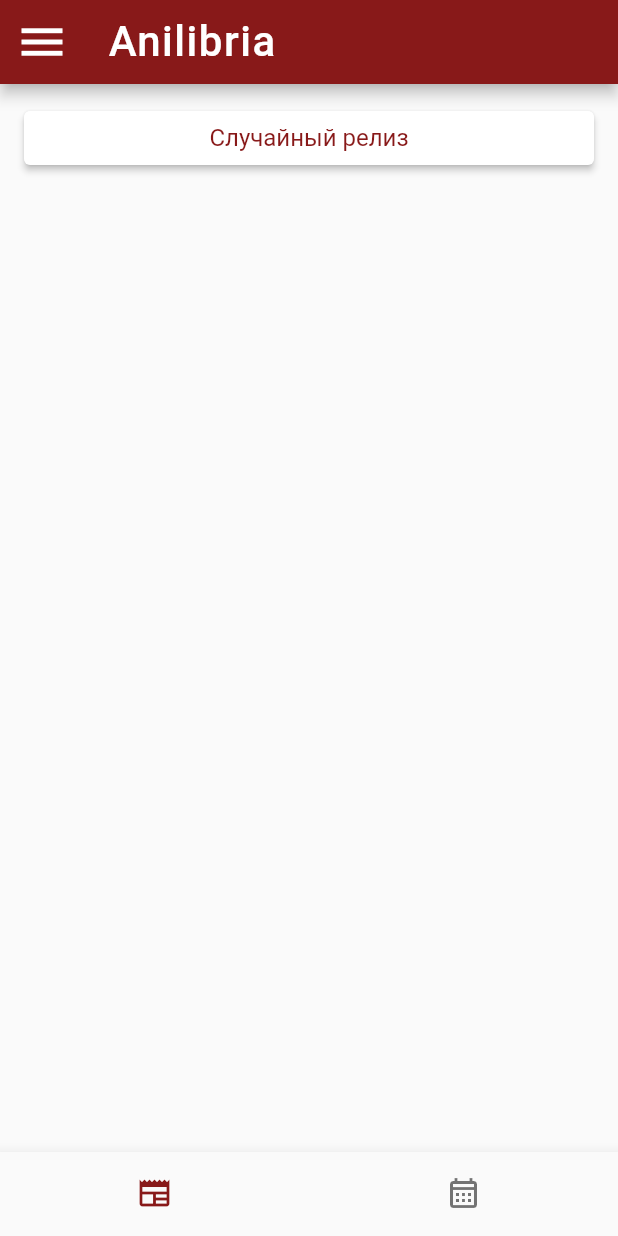
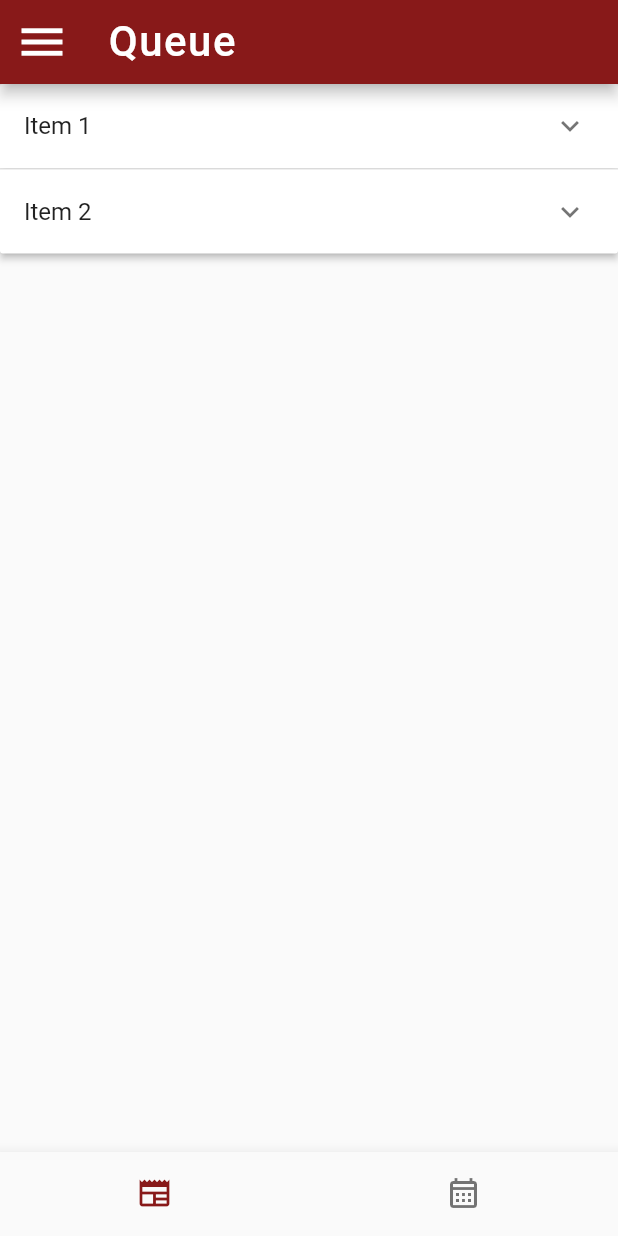
Before and after one commit to Maruru-k/queue, a Flutter app: the screen it shows after launch, on a phone screen of 412 x 824 dp. Run offline on Flutter 3.47's test engine with Material 2 defaults, Android fonts, the phone set to English and light mode, and no system bars; our stand-ins replace get.

```diff
--- a/lib/auth/controller/auth_controller.dart
+++ b/lib/auth/controller/auth_controller.dart
@@ -1,5 +1,5 @@
-import 'package:anilib/repositories/auth.dart';
 import 'package:get/get.dart';
+import 'package:queue/repositories/auth.dart';
 
 class AuthController extends GetxController {
   final AuthRepository _authRepository;
--- a/lib/bindings.dart
+++ b/lib/bindings.dart
@@ -2,6 +2,7 @@
 import 'package:get/get.dart';
 import 'package:queue/screens/distribution_screen/controller/distribution_screen_controller.dart';
 import 'package:queue/screens/home/controller/home_controller.dart';
+import 'package:queue/screens/map_screan/controller/map_controller.dart';
 
 // Project imports:
 
@@ -10,6 +11,6 @@ class DefaultBindings extends Bindings {
   void dependencies() {
     Get.put(DistributionScreenController());
     Get.put(HomeScreenController());
-    Get.put(ScheduleScreenController());
+    Get.put(MapScreenController());
   }
 }
--- a/lib/main.dart
+++ b/lib/main.dart
@@ -33,7 +33,7 @@ class MyApp extends StatelessWidget {
             secondary: QueueColor.black,
           ),
         ),
-        debugShowCheckedModeBanner: false,
+        debugShowCheckedModeBanner: true,
         scrollBehavior: MyCustomScrollBehavior(),
         getPages: [
           GetPage(
--- a/lib/models/schedule_title.dart
+++ b/lib/models/schedule_title.dart
@@ -1,5 +1,5 @@
 // Project imports:
-import 'package:anilib/models/submodel/title.dart';
+import 'package:queue/models/submodel/title.dart';
 
 class ScheduleTitle {
   int day;
--- a/lib/repositories/auth.dart
+++ b/lib/repositories/auth.dart
@@ -6,10 +6,11 @@ import 'dart:developer';
 import 'package:http/http.dart' as http;
 
 // Project imports:
-import 'package:anilib/canstants.dart';
+
+import '../canstants.dart';
 
 class AuthRepository {
-  final String _url = baseUrl + "/public/login.php";
+  final String _url = "$baseUrl/public/login.php";
 
   AuthRepository();
 
--- a/lib/repositories/random_title.dart
+++ b/lib/repositories/random_title.dart
@@ -6,11 +6,11 @@ import 'dart:developer';
 import 'package:http/http.dart' as http;
 
 // Project imports:
-import 'package:anilib/canstants.dart';
-import 'package:anilib/models/submodel/title.dart';
+import 'package:queue/canstants.dart';
+import 'package:queue/models/submodel/title.dart';
 
 class RandomTitleRepository {
-  final String _url = baseApiUrl + "/v2/getRandomTitle";
+  final String _url = "$baseApiUrl/v2/getRandomTitle";
 
   RandomTitleRepository();
 
--- a/lib/screens/distribution_screen/controller/distribution_screen_controller.dart
+++ b/lib/screens/distribution_screen/controller/distribution_screen_controller.dart
@@ -4,6 +4,7 @@ import 'package:flutter/material.dart';
 // Package imports:
 import 'package:get/get.dart';
 import 'package:queue/screens/home/view/home_screen.dart';
+import 'package:queue/screens/map_screan/view/map_screen.dart';
 
 // Project imports:
 
@@ -25,9 +26,9 @@ class DistributionScreenController extends GetxController {
   Widget _buildPage(int index) {
     switch (index) {
       case 0:
-        return HomeScreen();
+        return  HomeScreen();
       case 1:
-        return const ScheduleScreen();
+        return const MapScreen();
       default:
         throw ArgumentError();
     }
--- a/lib/screens/home/view/home_screen.dart
+++ b/lib/screens/home/view/home_screen.dart
@@ -5,53 +5,91 @@ import 'package:flutter/material.dart';
 import 'package:get/get.dart';
 
 // Project imports:
-import 'package:anilib/screens/detailed_anime/controller/anime_screen_controller.dart';
-import 'package:anilib/screens/detailed_anime/view/anime_screen.dart';
+// import 'package:anilib/screens/detailed_anime/controller/anime_screen_controller.dart';
+// import 'package:anilib/screens/detailed_anime/view/anime_screen.dart';
 import 'package:queue/auth/controller/auth_controller.dart';
 import 'package:queue/screens/home/controller/home_controller.dart';
 import 'package:queue/theme/queue_colors.dart';
 import 'package:queue/theme/queue_text_style.dart';
 
+enum Menu { itemOne, itemTwo, itemThree, itemFour }
+
+const List<String> list = <String>['One', 'Two', 'Three', 'Four'];
+
 class HomeScreen extends GetView<HomeScreenController> {
-  final auth = Get.put(AuthController());
-  HomeScreen({Key? key}) : super(key: key) {
-    Get.put(AnimeScreenController());
-  }
+  String dropdownValue = list.first;
+
+  HomeScreen({Key? key}) : super(key: key);
 
   @override
   Widget build(BuildContext context) {
     return Scaffold(
       appBar: AppBar(
-        title: const Text("Anilibria"),
+        title: const Text("Queue"),
         leading: const Icon(Icons.menu, size: 36),
         titleTextStyle: QueueTextStyle.aniTitle(QueueColor.white),
       ),
-      body: Padding(
-        padding: const EdgeInsets.symmetric(horizontal: 16, vertical: 12),
-        child: Column(
-          mainAxisAlignment: MainAxisAlignment.start,
-          crossAxisAlignment: CrossAxisAlignment.center,
-          children: [
-            // const Expanded(child: ScheduleScreen()),
-            Center(
-              child: ElevatedButton(
-                onPressed: () => Get.to(() => AnimeScreen()),
-                style: ButtonStyle(
-                  backgroundColor: MaterialStateProperty.all(QueueColor.white),
-                ),
-                child: SizedBox(
-                  width: double.infinity,
-                  child: Text(
-                    "Случайный релиз",
-                    textAlign: TextAlign.center,
-                    style: QueueTextStyle.medium(QueueColor.primary),
-                  ),
+      body: ListView(
+        children: [
+          ExpansionPanelList(
+            expansionCallback: (int index, bool isExpanded) {},
+            animationDuration: const Duration(milliseconds: 500),
+            children: [
+              ExpansionPanel(
+                canTapOnHeader: true,
+                headerBuilder: (BuildContext context, bool isExpanded) {
+                  return const ListTile(
+                    title: Text('Item 1'),
+                  );
+                },
+                body: const ListTile(
+                  title: Text('Item 1 child'),
+                  subtitle: Text('Details goes here'),
                 ),
               ),
-            ),
-          ],
-        ),
+              ExpansionPanel(
+                canTapOnHeader: true,
+                headerBuilder: (BuildContext context, bool isExpanded) {
+                  return const ListTile(
+                    title: Text('Item 2'),
+                  );
+                },
+                body: const ListTile(
+                  title: Text('Item 2 child'),
+                  subtitle: Text('Details goes here'),
+                ),
+              ),
+            ],
+          ),
+        ],
       ),
+      // Padding(
+      //   padding: const EdgeInsets.symmetric(horizontal: 16, vertical: 12),
+      //   child: Column(
+      //     mainAxisAlignment: MainAxisAlignment.start,
+      //     crossAxisAlignment: CrossAxisAlignment.center,
+      //     children: [
+      //       // const Expanded(child: ScheduleScreen()),
+      //       Center(
+      //         child: ElevatedButton(
+      //           onPressed: () {},
+      //           // Get.to(() => AnimeScreen()),
+      //           style: ButtonStyle(
+      //             backgroundColor: MaterialStateProperty.all(QueueColor.white),
+      //           ),
+      //           child: SizedBox(
+      //             width: double.infinity,
+      //             child: Text(
+      //               "Случайный релиз",
+      //               textAlign: TextAlign.center,
+      //               style: QueueTextStyle.medium(QueueColor.primary),
+      //             ),
+      //           ),
+      //         ),
+      //       ),
+      //     ],
+      //   ),
+      // ),
     );
   }
 }
--- /dev/null
+++ b/lib/screens/map_screan/controller/map_controller.dart
@@ -0,0 +1,4 @@
+// Package imports:
+import 'package:get/get.dart';
+
+class MapScreenController extends GetxController {}
--- a/lib/widgets/my_scroll_behavior.dart
+++ b/lib/widgets/my_scroll_behavior.dart
@@ -8,5 +8,7 @@ class MyCustomScrollBehavior extends MaterialScrollBehavior {
   Set<PointerDeviceKind> get dragDevices => {
         PointerDeviceKind.touch,
         PointerDeviceKind.mouse,
+        PointerDeviceKind.stylus,
+        PointerDeviceKind.trackpad,
       };
 }
```
Also changed, not shown: lib/models/submodel/title.dart (+8 -6 lines), lib/repositories/schedule_title.dart (+20 -21 lines), lib/screens/map_screan/view/map_screen.dart (added, +28 -0 lines).
